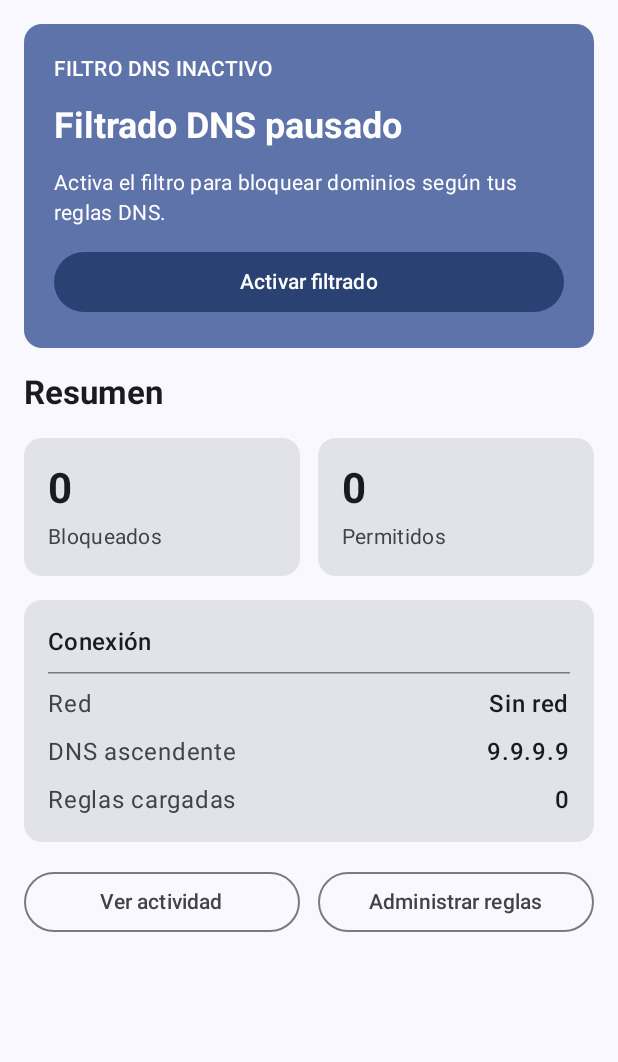
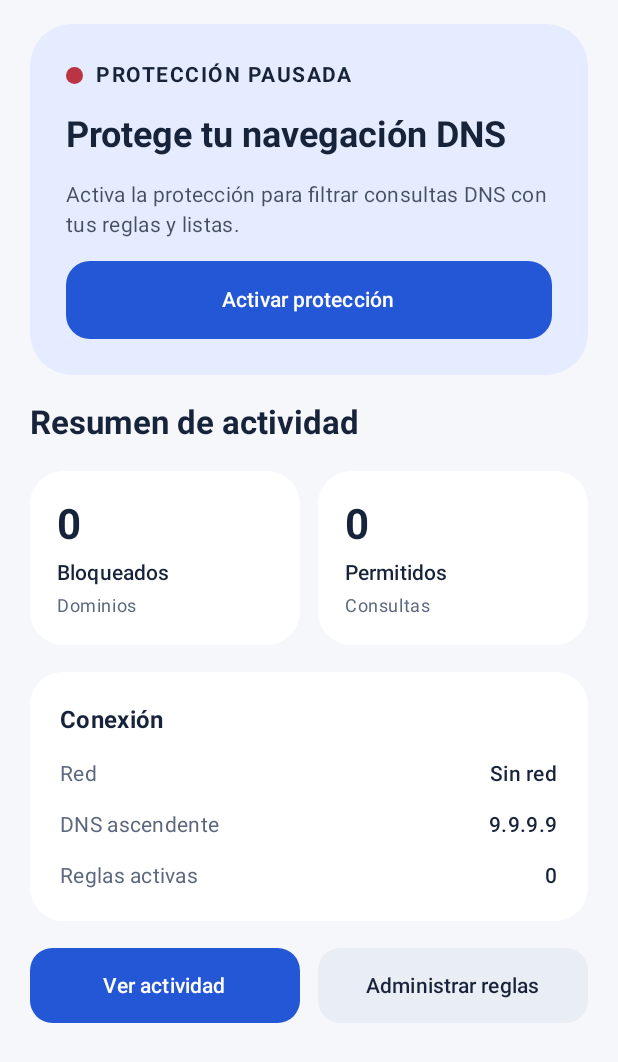
Before and after one commit to hernandezcm165-droid/FirewallDNS, an Android app built with Jetpack Compose: the composable DashboardScreen shown on its own in the app's theme, on a phone screen of 412 x 824 dp. Shown: the top 1062 px of the screen. Run offline under Robolectric (Android 15) with nearby library versions, the phone set to English and light mode, and no system bars.

Commit message:
Refresh app theme and dashboard with a polished Material 3 design

```diff
--- a/app/src/main/java/com/firewall/dns/ui/screens/DashboardScreen.kt
+++ b/app/src/main/java/com/firewall/dns/ui/screens/DashboardScreen.kt
@@ -1,12 +1,29 @@
 package com.firewall.dns.ui.screens
 
-import androidx.compose.foundation.layout.*
-import androidx.compose.material3.*
+import androidx.compose.foundation.layout.Arrangement
+import androidx.compose.foundation.layout.Column
+import androidx.compose.foundation.layout.Row
+import androidx.compose.foundation.layout.Spacer
+import androidx.compose.foundation.layout.fillMaxSize
+import androidx.compose.foundation.layout.fillMaxWidth
+import androidx.compose.foundation.layout.height
+import androidx.compose.foundation.layout.padding
+import androidx.compose.foundation.layout.size
+import androidx.compose.foundation.shape.CircleShape
+import androidx.compose.foundation.shape.RoundedCornerShape
+import androidx.compose.material3.Button
+import androidx.compose.material3.ButtonDefaults
+import androidx.compose.material3.Card
+import androidx.compose.material3.CardDefaults
+import androidx.compose.material3.MaterialTheme
+import androidx.compose.material3.Surface
+import androidx.compose.material3.Text
 import androidx.compose.runtime.Composable
 import androidx.compose.ui.Alignment
 import androidx.compose.ui.Modifier
 import androidx.compose.ui.text.font.FontWeight
 import androidx.compose.ui.unit.dp
+import androidx.compose.ui.unit.sp
 import com.firewall.dns.domain.model.FirewallStats
 
 @Composable
@@ -16,101 +33,137 @@ fun DashboardScreen(
     onOpenLogs: () -> Unit,
     onOpenRules: () -> Unit
 ) {
-    val statusText = if (stats.isRunning) "Filtrado DNS activo" else "Filtrado DNS pausado"
-    val statusSupportingText = if (stats.isRunning) {
-        "Se filtran las consultas DNS compatibles. El tráfico cifrado como DoH/DoT no se inspecciona."
-    } else {
-        "Activa el filtro para bloquear dominios según tus reglas DNS."
-    }
+    val isActive = stats.isRunning
+    val statusColor = if (isActive) MaterialTheme.colorScheme.secondary else MaterialTheme.colorScheme.error
 
     Column(
-        modifier = Modifier.fillMaxSize().padding(16.dp),
-        verticalArrangement = Arrangement.spacedBy(16.dp)
+        modifier = Modifier.fillMaxSize().padding(horizontal = 20.dp, vertical = 16.dp),
+        verticalArrangement = Arrangement.spacedBy(18.dp)
     ) {
         Card(
             modifier = Modifier.fillMaxWidth(),
+            shape = RoundedCornerShape(28.dp),
             colors = CardDefaults.cardColors(containerColor = MaterialTheme.colorScheme.primaryContainer)
         ) {
             Column(
-                modifier = Modifier.fillMaxWidth().padding(20.dp),
-                verticalArrangement = Arrangement.spacedBy(12.dp)
+                modifier = Modifier.fillMaxWidth().padding(24.dp),
+                verticalArrangement = Arrangement.spacedBy(14.dp)
             ) {
+                Row(verticalAlignment = Alignment.CenterVertically) {
+                    Surface(
+                        modifier = Modifier.size(11.dp),
+                        shape = CircleShape,
+                        color = statusColor,
+                        content = {}
+                    )
+                    Text(
+                        text = if (isActive) "  PROTECCIÓN ACTIVADA" else "  PROTECCIÓN PAUSADA",
+                        style = MaterialTheme.typography.labelLarge,
+                        color = MaterialTheme.colorScheme.onPrimaryContainer,
+                        fontWeight = FontWeight.Bold,
+                        letterSpacing = 1.sp
+                    )
+                }
                 Text(
-                    if (stats.isRunning) "FILTRO DNS ACTIVO" else "FILTRO DNS INACTIVO",
-                    style = MaterialTheme.typography.labelLarge,
-                    color = MaterialTheme.colorScheme.onPrimaryContainer
-                )
-                Text(
-                    statusText,
+                    text = if (isActive) "Tu DNS está protegido" else "Protege tu navegación DNS",
                     style = MaterialTheme.typography.headlineSmall,
                     fontWeight = FontWeight.Bold,
                     color = MaterialTheme.colorScheme.onPrimaryContainer
                 )
                 Text(
-                    statusSupportingText,
+                    text = if (isActive) {
+                        "Las consultas DNS compatibles se están filtrando según tus reglas. DoH/DoT no se inspecciona."
+                    } else {
+                        "Activa la protección para filtrar consultas DNS con tus reglas y listas."
+                    },
                     style = MaterialTheme.typography.bodyMedium,
-                    color = MaterialTheme.colorScheme.onPrimaryContainer
+                    color = MaterialTheme.colorScheme.onPrimaryContainer.copy(alpha = 0.78f)
                 )
                 Button(
-                    onClick = { onToggleProtection(!stats.isRunning) },
-                    modifier = Modifier.fillMaxWidth()
+                    onClick = { onToggleProtection(!isActive) },
+                    modifier = Modifier.fillMaxWidth().height(52.dp),
+                    shape = RoundedCornerShape(16.dp),
+                    colors = ButtonDefaults.buttonColors(
+                        containerColor = if (isActive) MaterialTheme.colorScheme.surface else MaterialTheme.colorScheme.primary,
+                        contentColor = if (isActive) MaterialTheme.colorScheme.onSurface else MaterialTheme.colorScheme.onPrimary
+                    )
                 ) {
-                    Text(if (stats.isRunning) "Pausar filtrado" else "Activar filtrado")
+                    Text(
+                        text = if (isActive) "Pausar protección" else "Activar protección",
+                        fontWeight = FontWeight.SemiBold
+                    )
                 }
             }
         }
 
-        Text("Resumen", style = MaterialTheme.typography.titleLarge, fontWeight = FontWeight.Bold)
+        Text("Resumen de actividad", style = MaterialTheme.typography.titleLarge, fontWeight = FontWeight.Bold)
         Row(horizontalArrangement = Arrangement.spacedBy(12.dp)) {
-            SummaryCard("Bloqueados", stats.totalBlocked.toString(), Modifier.weight(1f))
-            SummaryCard("Permitidos", stats.totalAllowed.toString(), Modifier.weight(1f))
+            MetricCard("Bloqueados", stats.totalBlocked.toString(), "Dominios", Modifier.weight(1f))
+            MetricCard("Permitidos", stats.totalAllowed.toString(), "Consultas", Modifier.weight(1f))
         }
 
-        Card(modifier = Modifier.fillMaxWidth()) {
+        Card(
+            modifier = Modifier.fillMaxWidth(),
+            shape = RoundedCornerShape(22.dp),
+            colors = CardDefaults.cardColors(containerColor = MaterialTheme.colorScheme.surface)
+        ) {
             Column(
-                modifier = Modifier.padding(16.dp),
-                verticalArrangement = Arrangement.spacedBy(8.dp)
+                modifier = Modifier.padding(20.dp),
+                verticalArrangement = Arrangement.spacedBy(14.dp)
             ) {
-                Text("Conexión", style = MaterialTheme.typography.titleMedium, fontWeight = FontWeight.SemiBold)
-                HorizontalDivider()
-                InfoRow("Red", stats.networkType)
-                InfoRow("DNS ascendente", stats.upstreamDns)
-                InfoRow("Reglas cargadas", stats.loadedRulesCount.toString())
+                Text("Conexión", style = MaterialTheme.typography.titleMedium, fontWeight = FontWeight.Bold)
+                ConnectionRow("Red", stats.networkType)
+                ConnectionRow("DNS ascendente", stats.upstreamDns)
+                ConnectionRow("Reglas activas", stats.loadedRulesCount.toString())
             }
         }
 
         Row(horizontalArrangement = Arrangement.spacedBy(12.dp)) {
-            OutlinedButton(onClick = onOpenLogs, modifier = Modifier.weight(1f)) {
-                Text("Ver actividad")
-            }
-            OutlinedButton(onClick = onOpenRules, modifier = Modifier.weight(1f)) {
-                Text("Administrar reglas")
-            }
+            Button(
+                onClick = onOpenLogs,
+                modifier = Modifier.weight(1f).height(50.dp),
+                shape = RoundedCornerShape(15.dp)
+            ) { Text("Ver actividad") }
+            Button(
+                onClick = onOpenRules,
+                modifier = Modifier.weight(1f).height(50.dp),
+                shape = RoundedCornerShape(15.dp),
+                colors = ButtonDefaults.buttonColors(
+                    containerColor = MaterialTheme.colorScheme.surfaceVariant,
+                    contentColor = MaterialTheme.colorScheme.onSurface
+                )
+            ) { Text("Administrar reglas") }
+        }
+        Spacer(Modifier.height(2.dp))
+    }
+}
+
+@Composable
+private fun MetricCard(title: String, value: String, caption: String, modifier: Modifier = Modifier) {
+    Card(
+        modifier = modifier,
+        shape = RoundedCornerShape(22.dp),
+        colors = CardDefaults.cardColors(containerColor = MaterialTheme.colorScheme.surface)
+    ) {
+        Column(
+            modifier = Modifier.fillMaxWidth().padding(18.dp),
+            verticalArrangement = Arrangement.spacedBy(4.dp)
+        ) {
+            Text(value, style = MaterialTheme.typography.headlineMedium, fontWeight = FontWeight.Bold)
+            Text(title, style = MaterialTheme.typography.titleSmall, fontWeight = FontWeight.SemiBold)
+            Text(caption, style = MaterialTheme.typography.bodySmall, color = MaterialTheme.colorScheme.onSurfaceVariant)
         }
     }
 }
 
 @Composable
-private fun SummaryCard(title: String, value: String, modifier: Modifier = Modifier) {
-    Card(modifier = modifier) {
-        Column(
-            modifier = Modifier.fillMaxWidth().padding(16.dp),
-            verticalArrangement = Arrangement.spacedBy(4.dp)
-        ) {
-            Text(value, style = MaterialTheme.typography.headlineMedium, fontWeight = FontWeight.Bold)
-            Text(title, style = MaterialTheme.typography.bodyMedium, color = MaterialTheme.colorScheme.onSurfaceVariant)
-        }
-    }
-}
-
-@Composable
-private fun InfoRow(label: String, value: String) {
+private fun ConnectionRow(label: String, value: String) {
     Row(
         modifier = Modifier.fillMaxWidth(),
         horizontalArrangement = Arrangement.SpaceBetween,
         verticalAlignment = Alignment.CenterVertically
     ) {
-        Text(label, color = MaterialTheme.colorScheme.onSurfaceVariant)
-        Text(value, fontWeight = FontWeight.Medium)
+        Text(label, style = MaterialTheme.typography.bodyMedium, color = MaterialTheme.colorScheme.onSurfaceVariant)
+        Text(value, style = MaterialTheme.typography.bodyMedium, fontWeight = FontWeight.SemiBold)
     }
 }
```
Also changed, not shown: app/src/main/java/com/firewall/dns/ui/theme/FirewallTheme.kt (+61 -15 lines).
